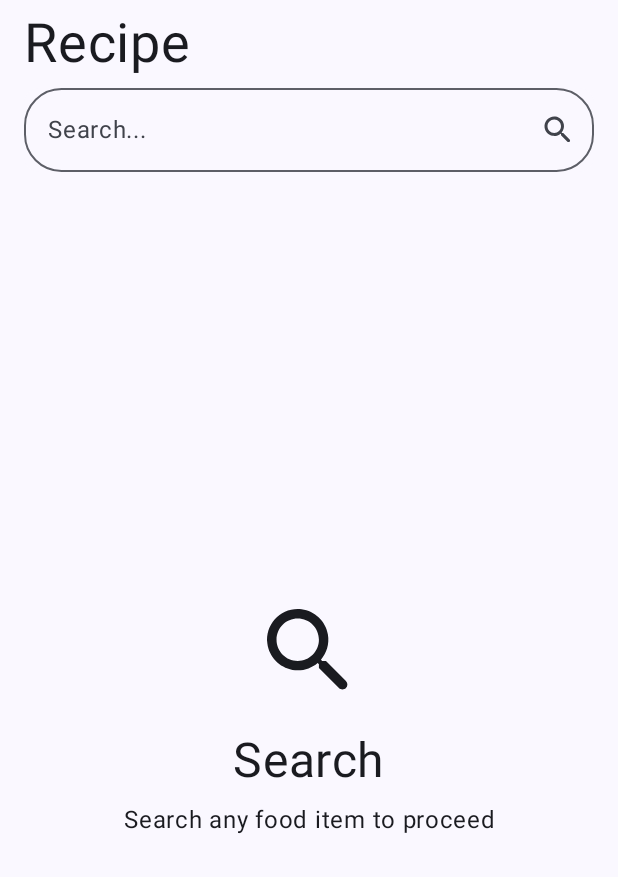
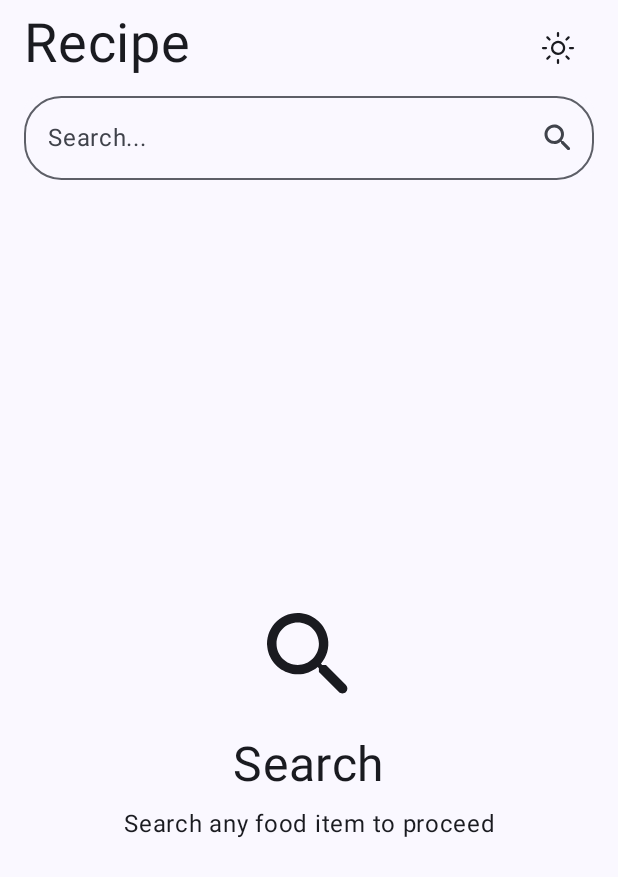
Before and after one commit to MamboBryan/recipes, an Android app built with Jetpack Compose: the composable RecipeSearchScreenContent shown on its own in the app's theme, on a phone screen of 412 x 824 dp. Shown: the top 877 px of the screen. Run offline under Robolectric (Android 15) with nearby library versions, the phone set to English and light mode, and no system bars; our stand-ins replace Voyager; 1 statement that could not run was skipped.

Commit message:
adds dark mode implementation

```diff
--- a/app/build.gradle.kts
+++ b/app/build.gradle.kts
@@ -71,6 +71,9 @@ dependencies {
     debugImplementation(libs.ui.tooling)
     debugImplementation(libs.ui.test.manifest)
 
+    // androidx-datastore
+    implementation(libs.androidx.datastore)
+
     // coroutines
     implementation(libs.kotlinx.coroutines)
     testImplementation(libs.kotlinx.coroutines.test)
--- a/app/src/main/java/com/bizyback/play/recipe/data/domain/repositories/RecipeRepository.kt
+++ b/app/src/main/java/com/bizyback/play/recipe/data/domain/repositories/RecipeRepository.kt
@@ -3,6 +3,7 @@ package com.bizyback.play.recipe.data.domain.repositories
 import com.bizyback.play.recipe.data.domain.models.DataResult
 import com.bizyback.play.recipe.data.domain.models.Recipe
 import com.bizyback.play.recipe.data.domain.models.RecipeType
+import kotlinx.coroutines.flow.Flow
 
 /**
  * @project : Recipe
@@ -13,6 +14,8 @@ import com.bizyback.play.recipe.data.domain.models.RecipeType
  */
 interface RecipeRepository {
 
+    val searchedWords: Flow<List<String>>
+
     suspend fun searchRecipes(
         type: RecipeType = RecipeType.PUBLIC,
         query: String
--- a/app/src/main/java/com/bizyback/play/recipe/features/recipesearch/RecipeSearchScreen.kt
+++ b/app/src/main/java/com/bizyback/play/recipe/features/recipesearch/RecipeSearchScreen.kt
@@ -5,12 +5,14 @@ import androidx.compose.animation.AnimatedVisibility
 import androidx.compose.foundation.background
 import androidx.compose.foundation.layout.Arrangement
 import androidx.compose.foundation.layout.Column
+import androidx.compose.foundation.layout.Row
 import androidx.compose.foundation.layout.fillMaxSize
 import androidx.compose.foundation.layout.fillMaxWidth
 import androidx.compose.foundation.layout.height
 import androidx.compose.foundation.layout.padding
 import androidx.compose.foundation.layout.width
 import androidx.compose.foundation.lazy.LazyColumn
+import androidx.compose.foundation.lazy.LazyRow
 import androidx.compose.foundation.lazy.items
 import androidx.compose.foundation.shape.RoundedCornerShape
 import androidx.compose.material.icons.Icons
@@ -21,6 +23,7 @@ import androidx.compose.material3.Button
 import androidx.compose.material3.Card
 import androidx.compose.material3.CircularProgressIndicator
 import androidx.compose.material3.ExperimentalMaterial3Api
+import androidx.compose.material3.FilterChip
 import androidx.compose.material3.Icon
 import androidx.compose.material3.IconButton
 import androidx.compose.material3.LargeTopAppBar
@@ -40,6 +43,7 @@ import androidx.compose.ui.Alignment
 import androidx.compose.ui.Modifier
 import androidx.compose.ui.draw.clip
 import androidx.compose.ui.graphics.Color
+import androidx.compose.ui.res.painterResource
 import androidx.compose.ui.res.stringResource
 import androidx.compose.ui.text.style.TextAlign
 import androidx.compose.ui.unit.dp
@@ -67,7 +71,8 @@ object RecipeSearchScreen : AndroidScreen() {
             state = state,
             onSearchQueryUpdated = screenModel::updateQuery,
             onRetryClicked = screenModel::onRetry,
-            onSearchClicked = screenModel::onSearchClicked
+            onSearchClicked = screenModel::onSearchClicked,
+            onUpdateThemeClicked = screenModel::updateDarkModeTheme
         )
     }
 }
@@ -80,6 +85,7 @@ fun RecipeSearchScreenContent(
     onSearchQueryUpdated: (String) -> Unit,
     onRetryClicked: () -> Unit,
     onSearchClicked: () -> Unit,
+    onUpdateThemeClicked: () -> Unit
 ) {
     Scaffold(topBar = {
         Column(
@@ -87,10 +93,28 @@ fun RecipeSearchScreenContent(
                 .background(MaterialTheme.colorScheme.surface)
                 .padding(vertical = 8.dp, horizontal = 16.dp)
         ) {
-            Text(
-                text = stringResource(id = R.string.app_name),
-                fontSize = MaterialTheme.typography.displaySmall.fontSize
-            )
+            Row(
+                modifier = Modifier.fillMaxWidth(),
+                horizontalArrangement = Arrangement.SpaceBetween
+            ) {
+                Text(
+                    text = stringResource(id = R.string.app_name),
+                    fontSize = MaterialTheme.typography.displaySmall.fontSize
+                )
+
+                val icon =
+                    painterResource(id = if (!state.isDarkModeEnabled) R.drawable.darkmode else R.drawable.lightmode)
+                IconButton(onClick = onUpdateThemeClicked) {
+                    Icon(
+                        modifier = Modifier
+                            .height(24.dp)
+                            .width(24.dp),
+                        painter = icon,
+                        contentDescription = "dark mode theme  toggle"
+                    )
+                }
+            }
+
             OutlinedTextField(
                 modifier = Modifier
                     .fillMaxWidth()
@@ -118,7 +142,22 @@ fun RecipeSearchScreenContent(
                     unfocusedContainerColor = MaterialTheme.colorScheme.surface
                 )
             )
-
+            AnimatedVisibility(visible = state.searchedWords.isNotEmpty()) {
+                LazyRow(horizontalArrangement = Arrangement.spacedBy(8.dp)) {
+                    items(state.searchedWords) {
+                        FilterChip(
+                            selected = state.query == it,
+                            onClick = {
+                                onSearchQueryUpdated.invoke(it)
+                                onSearchClicked.invoke()
+                            },
+                            label = {
+                                Text(text = it)
+                            }
+                        )
+                    }
+                }
+            }
         }
     }) {
         Column(
--- /dev/null
+++ b/app/src/main/res/drawable/darkmode.xml
@@ -0,0 +1,13 @@
+<vector xmlns:android="http://schemas.android.com/apk/res/android"
+    android:width="44dp"
+    android:height="44dp"
+    android:viewportWidth="44"
+    android:viewportHeight="44">
+  <group>
+    <clip-path
+        android:pathData="M0,0h44v44h-44z"/>
+    <path
+        android:pathData="M22,3.652C18.681,3.653 15.425,4.554 12.578,6.26C9.731,7.967 7.401,10.414 5.836,13.34C4.271,16.267 3.53,19.564 3.692,22.879C3.854,26.194 4.912,29.403 6.755,32.163C8.597,34.924 11.154,37.132 14.153,38.553C17.153,39.974 20.482,40.554 23.785,40.232C27.088,39.91 30.242,38.696 32.909,36.722C35.577,34.748 37.659,32.086 38.933,29.022C39.558,27.518 38.06,26.008 36.553,26.62C33.97,27.666 31.102,27.774 28.448,26.925C25.794,26.076 23.521,24.324 22.025,21.972C20.529,19.622 19.904,16.82 20.26,14.056C20.615,11.292 21.927,8.74 23.969,6.844L24.11,6.697C25.12,5.542 24.317,3.667 22.721,3.667H22.233L22.108,3.656L21.998,3.652H22Z"
+        android:fillColor="#000000"/>
+  </group>
+</vector>
--- /dev/null
+++ b/app/src/main/res/drawable/lightmode.xml
@@ -0,0 +1,73 @@
+<vector xmlns:android="http://schemas.android.com/apk/res/android"
+    android:width="44dp"
+    android:height="44dp"
+    android:viewportWidth="44"
+    android:viewportHeight="44">
+  <group>
+    <clip-path
+        android:pathData="M0,0h44v44h-44z"/>
+    <path
+        android:pathData="M27.185,27.185C27.885,26.508 28.444,25.699 28.828,24.804C29.212,23.91 29.415,22.947 29.423,21.974C29.432,21 29.246,20.034 28.877,19.133C28.509,18.232 27.964,17.413 27.276,16.724C26.587,16.036 25.768,15.491 24.867,15.123C23.966,14.754 23,14.568 22.026,14.577C21.053,14.585 20.09,14.788 19.196,15.172C18.301,15.556 17.492,16.115 16.815,16.815C15.48,18.198 14.74,20.051 14.757,21.974C14.774,23.896 15.545,25.736 16.905,27.095C18.264,28.455 20.104,29.226 22.026,29.243C23.949,29.26 25.802,28.521 27.185,27.185Z"
+        android:strokeLineJoin="round"
+        android:strokeWidth="2.75"
+        android:fillColor="#00000000"
+        android:strokeColor="#2C3E50"
+        android:strokeLineCap="round"/>
+    <path
+        android:pathData="M11.629,32.371L9.036,34.964"
+        android:strokeLineJoin="round"
+        android:strokeWidth="2.75"
+        android:fillColor="#00000000"
+        android:strokeColor="#2C3E50"
+        android:strokeLineCap="round"/>
+    <path
+        android:pathData="M11.629,11.629L9.036,9.036"
+        android:strokeLineJoin="round"
+        android:strokeWidth="2.75"
+        android:fillColor="#00000000"
+        android:strokeColor="#2C3E50"
+        android:strokeLineCap="round"/>
+    <path
+        android:pathData="M32.371,11.629L34.964,9.036"
+        android:strokeLineJoin="round"
+        android:strokeWidth="2.75"
+        android:fillColor="#00000000"
+        android:strokeColor="#2C3E50"
+        android:strokeLineCap="round"/>
+    <path
+        android:pathData="M32.371,32.371L34.964,34.964"
+        android:strokeLineJoin="round"
+        android:strokeWidth="2.75"
+        android:fillColor="#00000000"
+        android:strokeColor="#2C3E50"
+        android:strokeLineCap="round"/>
+    <path
+        android:pathData="M7.333,22H3.667"
+        android:strokeLineJoin="round"
+        android:strokeWidth="2.75"
+        android:fillColor="#00000000"
+        android:strokeColor="#2C3E50"
+        android:strokeLineCap="round"/>
+    <path
+        android:pathData="M22,7.333V3.667"
+        android:strokeLineJoin="round"
+        android:strokeWidth="2.75"
+        android:fillColor="#00000000"
+        android:strokeColor="#2C3E50"
+        android:strokeLineCap="round"/>
+    <path
+        android:pathData="M36.667,22H40.333"
+        android:strokeLineJoin="round"
+        android:strokeWidth="2.75"
+        android:fillColor="#00000000"
+        android:strokeColor="#2C3E50"
+        android:strokeLineCap="round"/>
+    <path
+        android:pathData="M22,36.667V40.333"
+        android:strokeLineJoin="round"
+        android:strokeWidth="2.75"
+        android:fillColor="#00000000"
+        android:strokeColor="#2C3E50"
+        android:strokeLineCap="round"/>
+  </group>
+</vector>
--- a/gradle/libs.versions.toml
+++ b/gradle/libs.versions.toml
@@ -11,6 +11,7 @@ activity-compose = "1.8.2"
 compose-bom = "2023.08.00"
 
 # android
+androidx-datastore = "1.0.0"
 # hilt
 androidx-hilt = "1.1.0"
 dagger-hilt = "2.48"
@@ -46,6 +47,9 @@ ui-tooling-preview = { group = "androidx.compose.ui", name = "ui-tooling-preview
 ui-test-manifest = { group = "androidx.compose.ui", name = "ui-test-manifest" }
 ui-test-junit4 = { group = "androidx.compose.ui", name = "ui-test-junit4" }
 material3 = { group = "androidx.compose.material3", name = "material3" }
+
+# androidx
+androidx-datastore = { module = "androidx.datastore:datastore-preferences", version.ref = "androidx-datastore" }
 
 # hilt
 androidx-hilt = { group = "androidx.hilt", name = "hilt-common", version.ref = "androidx-hilt" }
```
Also changed, not shown: app/src/main/java/com/bizyback/play/recipe/data/aggregator/di/RepositoryModule.kt (+14 -2 lines), app/src/main/java/com/bizyback/play/recipe/data/aggregator/respositories/RecipeRepositoryImpl.kt (+15 -2 lines), app/src/main/java/com/bizyback/play/recipe/data/aggregator/respositories/UserRepositoryImpl.kt (added, +25 -0 lines), app/src/main/java/com/bizyback/play/recipe/data/domain/repositories/UserRepository.kt (added, +18 -0 lines), app/src/main/java/com/bizyback/play/recipe/datasources/local/LocalModule.kt (added, +43 -0 lines), app/src/main/java/com/bizyback/play/recipe/datasources/local/entity/QueryEntity.kt (added, +16 -0 lines), app/src/main/java/com/bizyback/play/recipe/datasources/local/preferences/LocalPreferences.kt (added, +18 -0 lines), app/src/main/java/com/bizyback/play/recipe/datasources/local/preferences/LocalPreferencesImpl.kt (added, +38 -0 lines), app/src/main/java/com/bizyback/play/recipe/datasources/local/preferences/UserPreferences.kt (added, +21 -0 lines), app/src/main/java/com/bizyback/play/recipe/datasources/local/preferences/UserPreferencesImpl.kt (added, +74 -0 lines), app/src/main/java/com/bizyback/play/recipe/features/helpers/ViewModelHelpers.kt (added, +28 -0 lines), app/src/main/java/com/bizyback/play/recipe/features/recipesearch/RecipeSearchModel.kt (+34 -2 lines), app/src/main/java/com/bizyback/play/recipe/ui/presentation/MainActivity.kt (+8 -1 lines), app/src/main/java/com/bizyback/play/recipe/ui/presentation/MainViewModel.kt (added, +44 -0 lines).
